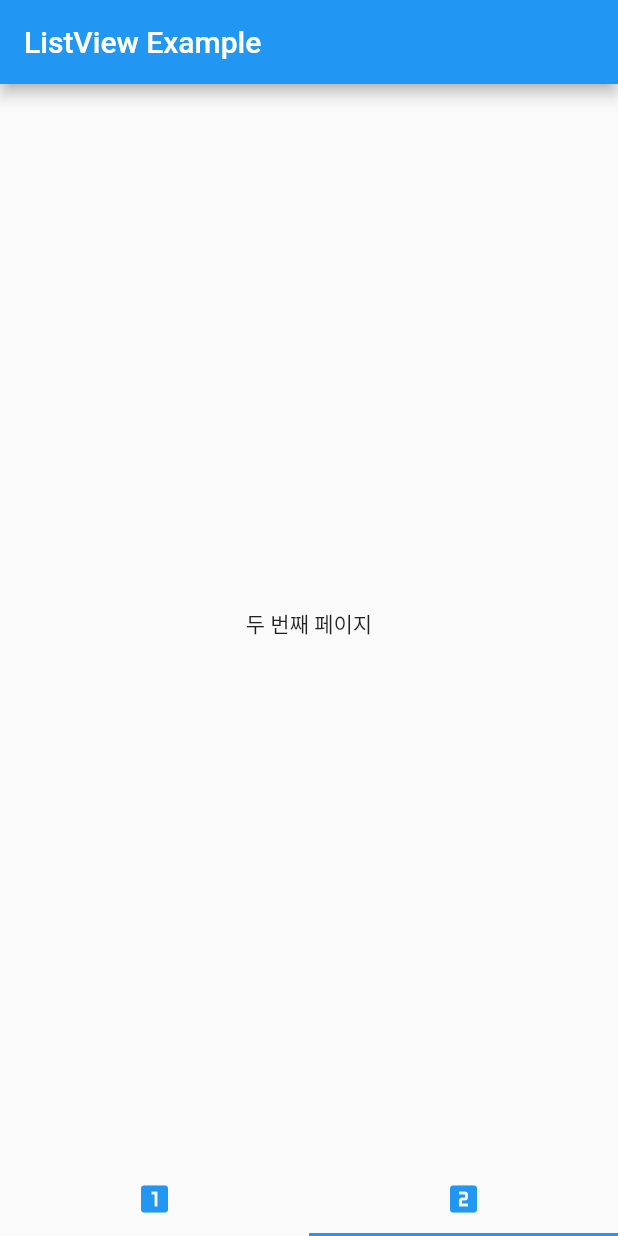
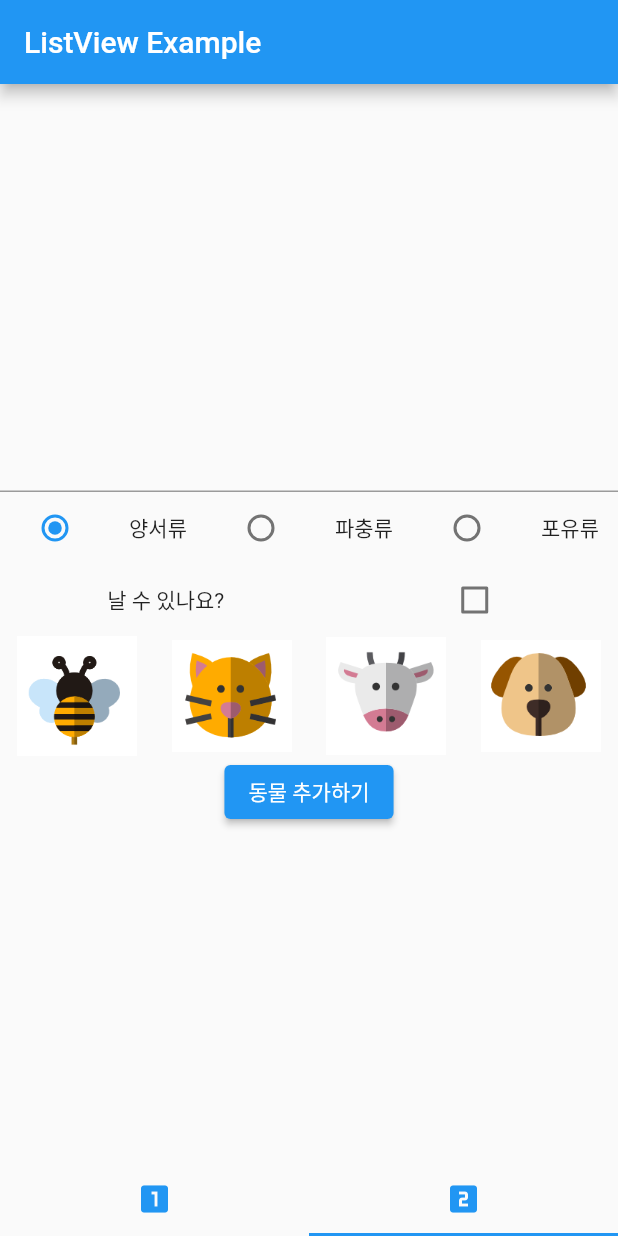
Before and after one commit to sieukim/learning-flutter, a Flutter app: the screen it shows after launch, tab 2 chosen, on a phone screen of 412 x 824 dp. Run offline on Flutter 3.47's test engine with Material 2 defaults, Android fonts, the phone set to English and light mode, and no system bars.

Commit message:
동물 추가 UI 만들기

```diff
--- a/chapter05/listview_example/lib/secondPage.dart
+++ b/chapter05/listview_example/lib/secondPage.dart
@@ -1,18 +1,115 @@
 import 'package:flutter/material.dart';
+
 import './animalItem.dart';
 
-class SecondPage extends StatelessWidget {
-  // animalItem.dart 내 animalList의 데이터를 받아올건데
-  // SecondPage 객체 생성시에도 해당 목록이 있어야 하므로 final로 선언한다.
+class SecondPage extends StatefulWidget {
+  // animalList
   final List<Animal>? animalList;
+
   // animalList를 생성자에 추가
   const SecondPage({Key? key, this.animalList}) : super(key: key);
 
   @override
+  _SecondPageState createState() => _SecondPageState();
+}
+
+class _SecondPageState extends State<SecondPage> {
+  // Textfield Controller
+  final nameController = TextEditingController();
+
+  // Radio value
+  int? _radioValue = 0;
+
+  bool? flyExist = false;
+  String? _imagePath;
+
+  // Radio onChanged 핸들러
+  _radioChange(int? value) {
+    setState(() {
+      _radioValue = value;
+    });
+  }
+
+  @override
   Widget build(BuildContext context) {
-    return const Scaffold(
-      body: Center(
-        child: Text('두 번째 페이지'),
+    return Scaffold(
+      body: Container(
+        child: Center(
+          child: Column(
+            mainAxisAlignment: MainAxisAlignment.center,
+            children: <Widget>[
+              TextField(
+                controller: nameController,
+                keyboardType: TextInputType.text,
+                maxLines: 1,
+              ),
+              Row(
+                children: <Widget>[
+                  Radio(
+                      value: 0,
+                      groupValue: _radioValue,
+                      onChanged: _radioChange),
+                  const Text('양서류'),
+                  Radio(
+                      value: 1,
+                      groupValue: _radioValue,
+                      onChanged: _radioChange),
+                  const Text('파충류'),
+                  Radio(
+                      value: 2,
+                      groupValue: _radioValue,
+                      onChanged: _radioChange),
+                  const Text('포유류'),
+                ],
+                mainAxisAlignment: MainAxisAlignment.spaceAround,
+              ),
+              Row(
+                children: <Widget>[
+                  const Text('날 수 있나요?'),
+                  Checkbox(
+                    value: flyExist,
+                    onChanged: (bool? check) {
+                      setState(() {
+                        flyExist = check;
+                      });
+                    },
+                  ),
+                ],
+                mainAxisAlignment: MainAxisAlignment.spaceAround,
+              ),
+              Row(
+                children: <Widget>[
+                  GestureDetector(
+                    child: Image.asset('images/bee.png', width: 80),
+                    onTap: () {
+                      _imagePath = 'images/bee.png';
+                    },
+                  ),
+                  GestureDetector(
+                    child: Image.asset('images/cat.png', width: 80),
+                    onTap: () {
+                      _imagePath = 'images/cat.png';
+                    },
+                  ),
+                  GestureDetector(
+                    child: Image.asset('images/cow.png', width: 80),
+                    onTap: () {
+                      _imagePath = 'images/cow.png';
+                    },
+                  ),
+                  GestureDetector(
+                    child: Image.asset('images/dog.png', width: 80),
+                    onTap: () {
+                      _imagePath = 'images/dog.png';
+                    },
+                  ),
+                ],
+                mainAxisAlignment: MainAxisAlignment.spaceAround,
+              ),
+              ElevatedButton(onPressed: () {}, child: const Text('동물 추가하기'))
+            ],
+          ),
+        ),
       ),
     );
   }
```
